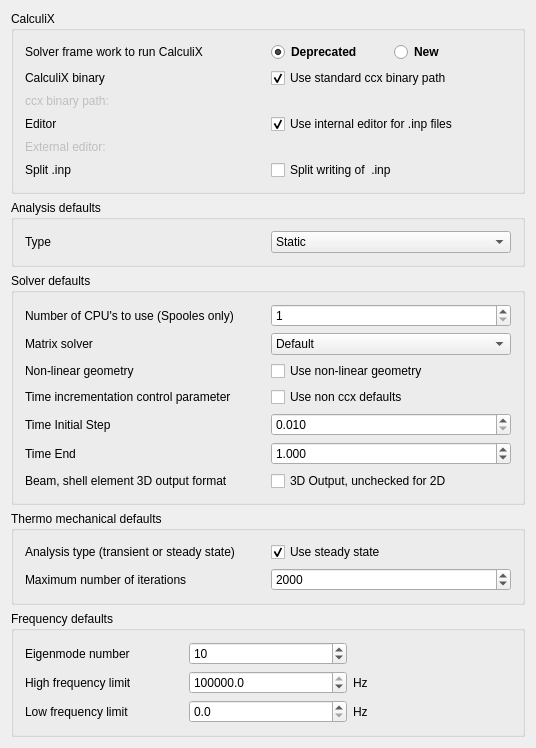
Before: the Qt Designer form src/Mod/Fem/Gui/DlgSettingsFemCcx.ui in ceeli/FreeCAD_bhb, drawn with Qt 5.
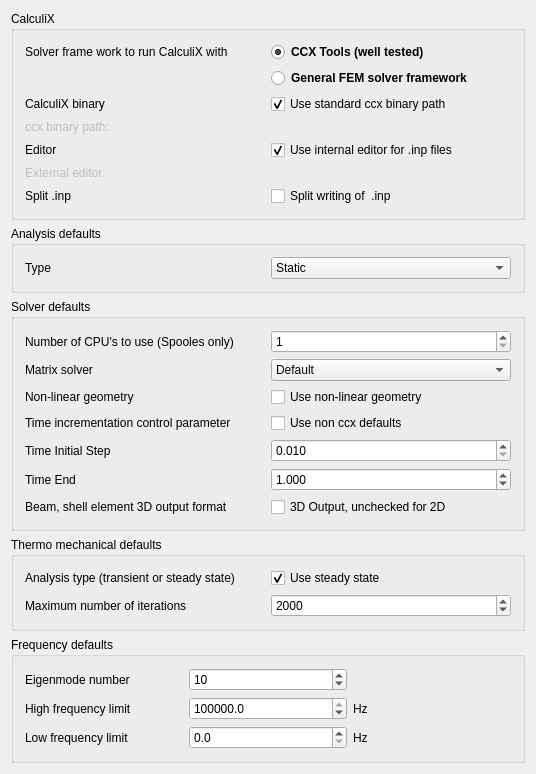
After: the same form once the commit is applied. Icons and pictures are not drawn. Custom widgets are drawn as their Qt base class.

Commit message: ccx solver framework ui pref rebase

Diff of the .ui file:
```diff
--- a/src/Mod/Fem/Gui/DlgSettingsFemCcx.ui
+++ b/src/Mod/Fem/Gui/DlgSettingsFemCcx.ui
@@ -7,7 +7,7 @@
     <x>0</x>
     <y>0</y>
     <width>536</width>
-    <height>700</height>
+    <height>752</height>
    </rect>
   </property>
   <property name="windowTitle">
@@ -36,7 +36,7 @@
        <layout class="QGridLayout" name="gridLayout_2">
         <item row="0" column="0">
          <layout class="QGridLayout" name="gridLayout">
-          <item row="2" column="1">
+          <item row="3" column="1">
            <widget class="Gui::PrefFileChooser" name="fc_ccx_binary_path" native="true">
             <property name="enabled">
              <bool>false</bool>
@@ -76,14 +76,14 @@
             </property>
            </widget>
           </item>
-          <item row="3" column="0">
+          <item row="4" column="0">
            <widget class="QLabel" name="l_editor">
             <property name="text">
              <string>Editor</string>
             </property>
            </widget>
           </item>
-          <item row="3" column="1">
+          <item row="4" column="1">
            <widget class="Gui::PrefCheckBox" name="cb_int_editor">
             <property name="text">
              <string>Use internal editor for .inp files</string>
@@ -99,7 +99,7 @@
             </property>
            </widget>
           </item>
-          <item row="4" column="0">
+          <item row="5" column="0">
            <widget class="QLabel" name="l_ext_editor">
             <property name="enabled">
              <bool>false</bool>
@@ -115,7 +115,46 @@
             </property>
            </widget>
           </item>
-          <item row="4" column="1">
+          <item row="2" column="1">
+           <widget class="Gui::PrefCheckBox" name="cb_ccx_binary_std">
+            <property name="text">
+             <string>Use standard ccx binary path</string>
+            </property>
+            <property name="checked">
+             <bool>true</bool>
+            </property>
+            <property name="prefEntry" stdset="0">
+             <cstring>UseStandardCcxLocation</cstring>
+            </property>
+            <property name="prefPath" stdset="0">
+             <cstring>Mod/Fem/Ccx</cstring>
+            </property>
+           </widget>
+          </item>
+          <item row="3" column="0">
+           <widget class="QLabel" name="l_ccx_binary_path">
+            <property name="enabled">
+             <bool>false</bool>
+            </property>
+            <property name="minimumSize">
+             <size>
+              <width>100</width>
+              <height>0</height>
+             </size>
+            </property>
+            <property name="text">
+             <string>ccx binary path:</string>
+            </property>
+           </widget>
+          </item>
+          <item row="0" column="0">
+           <widget class="QLabel" name="l_editor_3">
+            <property name="text">
+             <string>Solver frame work to run CalculiX with</string>
+            </property>
+           </widget>
+          </item>
+          <item row="5" column="1">
            <widget class="Gui::PrefFileChooser" name="fc_ext_editor" native="true">
             <property name="enabled">
              <bool>false</bool>
@@ -128,14 +167,14 @@
             </property>
            </widget>
           </item>
-          <item row="5" column="0">
+          <item row="6" column="0">
            <widget class="QLabel" name="l_editor_2">
             <property name="text">
              <string>Split .inp</string>
             </property>
            </widget>
           </item>
-          <item row="5" column="1">
+          <item row="6" column="1">
            <widget class="Gui::PrefCheckBox" name="cb_split_inp_writer">
             <property name="enabled">
              <bool>true</bool>
@@ -154,7 +193,7 @@
             </property>
            </widget>
           </item>
-          <item row="1" column="0">
+          <item row="2" column="0">
            <widget class="QLabel" name="l_ccx_binary_std">
             <property name="text">
              <string>CalculiX binary</string>
@@ -162,47 +201,25 @@
            </widget>
           </item>
           <item row="1" column="1">
-           <widget class="Gui::PrefCheckBox" name="cb_ccx_binary_std">
+           <widget class="Gui::PrefRadioButton" name="rb_ccx_solver_new">
+            <property name="font">
+             <font>
+              <weight>75</weight>
+              <bold>true</bold>
+             </font>
+            </property>
             <property name="text">
-             <string>Use standard ccx binary path</string>
-            </property>
-            <property name="checked">
-             <bool>true</bool>
-            </property>
-            <property name="prefEntry" stdset="0">
-             <cstring>UseStandardCcxLocation</cstring>
+             <string>General FEM solver framework</string>
             </property>
             <property name="prefPath" stdset="0">
              <cstring>Mod/Fem/Ccx</cstring>
             </property>
-           </widget>
-          </item>
-          <item row="2" column="0">
-           <widget class="QLabel" name="l_ccx_binary_path">
-            <property name="enabled">
-             <bool>false</bool>
-            </property>
-            <property name="minimumSize">
-             <size>
-              <width>100</width>
-              <height>0</height>
-             </size>
-            </property>
-            <property name="text">
-             <string>ccx binary path:</string>
-            </property>
-           </widget>
-          </item>
-          <item row="0" column="0">
-           <widget class="QLabel" name="l_editor_3">
-            <property name="text">
-             <string>Solver frame work to run CalculiX</string>
+            <property name="prefEntry" stdset="0">
+             <cstring>useNewSolverFrameWork</cstring>
             </property>
            </widget>
           </item>
           <item row="0" column="1">
-           <layout class="QHBoxLayout" name="horizontalLayout">
-            <item>
              <widget class="Gui::PrefRadioButton" name="rb_ccx_solver_old">
               <property name="font">
                <font>
@@ -214,7 +231,7 @@
                <string>sdfsdfsdfds</string>
               </property>
               <property name="text">
-               <string>Deprecated</string>
+             <string>CCX Tools (well tested)</string>
               </property>
               <property name="checked">
                <bool>true</bool>
@@ -227,27 +244,6 @@
               </property>
              </widget>
             </item>
-            <item>
-             <widget class="Gui::PrefRadioButton" name="rb_ccx_solver_new">
-              <property name="font">
-               <font>
-                <weight>75</weight>
-                <bold>true</bold>
-               </font>
-              </property>
-              <property name="text">
-               <string>New</string>
-              </property>
-              <property name="prefPath" stdset="0">
-               <cstring>Mod/Fem/Ccx</cstring>
-              </property>
-              <property name="prefEntry" stdset="0">
-               <cstring>useNewSolverFrameWork</cstring>
-              </property>
-             </widget>
-            </item>
-           </layout>
-          </item>
          </layout>
         </item>
        </layout>
@@ -612,7 +608,7 @@
        </property>
        <layout class="QGridLayout" name="gridLayout_3">
         <item row="0" column="0">
-         <layout class="QGridLayout" name="gl_freuq">
+         <layout class="QGridLayout" name="gl_frequ" columnstretch="0,0,0">
           <item row="1" column="1">
            <widget class="Gui::PrefSpinBox" name="sb_eigenmode_number">
             <property name="maximum">
```
Lines whose indentation alone changed are shown as unchanged.
